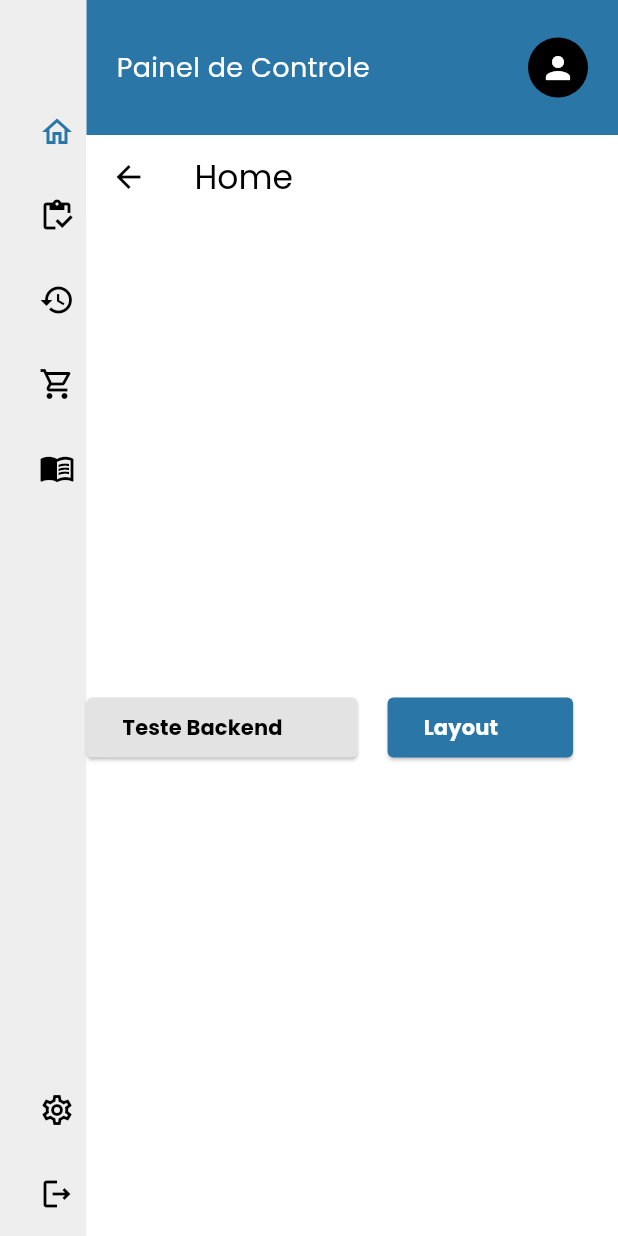
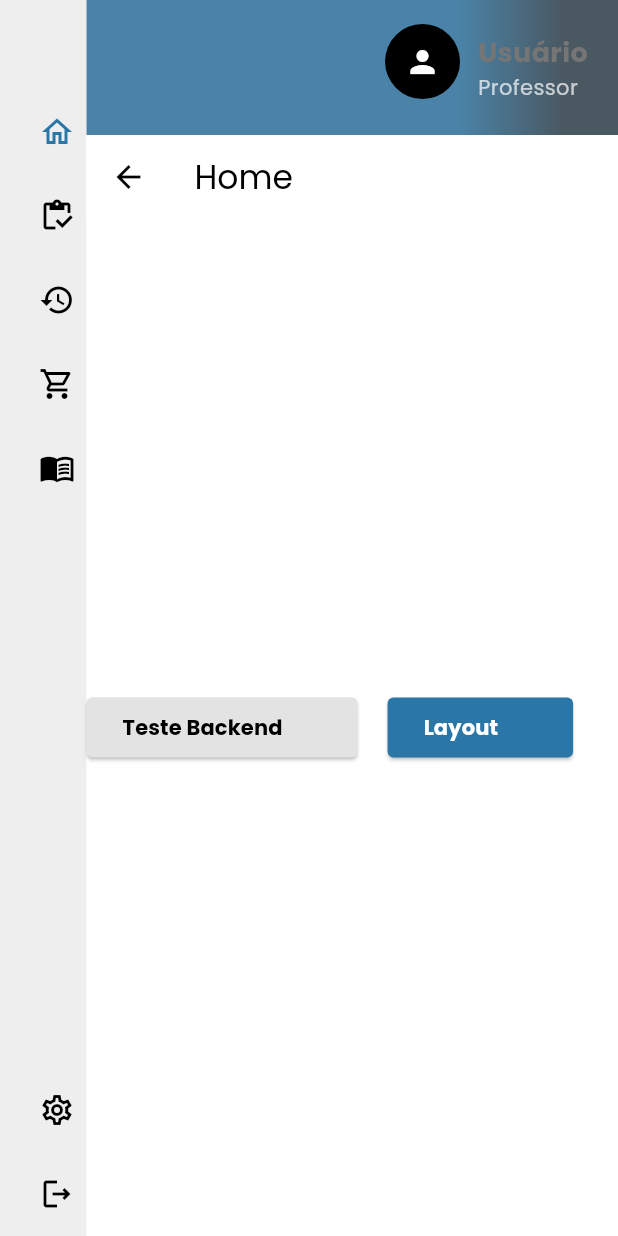
Before and after one commit to ProjetoGestaoInsumos/front_insumos, a Flutter app: the MainLayout screen opened by its route, on a phone screen of 412 x 824 dp. Run offline on Flutter 3.47's test engine with Material 3 defaults, Android fonts, the phone set to English and light mode, and no system bars; our stand-ins replace dio.

Commit message:
Add bash Start e atualiza design topbar

```diff
--- a/lib/components/top_bar.dart
+++ b/lib/components/top_bar.dart
@@ -8,15 +8,50 @@ class TopBar extends StatelessWidget {
   Widget build(BuildContext context) {
     return Container(
       height: 90,
-      color: CustomColors.blue,
       padding: const EdgeInsets.symmetric(horizontal: 20),
+      decoration: const BoxDecoration(
+        gradient: LinearGradient(
+          begin: Alignment.centerLeft,
+          end: Alignment.centerRight,
+          colors: [
+            Color(0xFF4A83A7), // Azul (esquerda)
+            Color(0xFF4A5861), // Cinza escuro (direita)
+          ],
+          stops: [0.7, 0.9],
+        ),
+      ),
       child: Row(
-        mainAxisAlignment: MainAxisAlignment.spaceBetween,
-        children: const [
-          Text("Painel de Controle",
-              style: TextStyle(fontSize: 18, color: Colors.white)),
-          CircleAvatar(
-              backgroundColor: Colors.black, child: Icon(Icons.person)),
+        mainAxisAlignment: MainAxisAlignment.end,
+        children: [
+          Padding(
+            padding: const EdgeInsets.only(bottom: 8),
+            child: CircleAvatar(
+                radius: 25,
+                backgroundColor: Colors.black,
+                child: Icon(Icons.person)),
+          ),
+          const SizedBox(width: 12),
+          Column(
+            mainAxisAlignment: MainAxisAlignment.center,
+            crossAxisAlignment: CrossAxisAlignment.start,
+            children: const [
+              Text(
+                'Usuário',
+                style: TextStyle(
+                  color: Color(0xFF757575),
+                  fontSize: 18,
+                  fontWeight: FontWeight.bold,
+                ),
+              ),
+              Text(
+                'Professor',
+                style: TextStyle(
+                  color: Colors.white70,
+                  fontSize: 14,
+                ),
+              ),
+            ],
+          ),
         ],
       ),
     );
```
Also changed, not shown: 1 other file.
